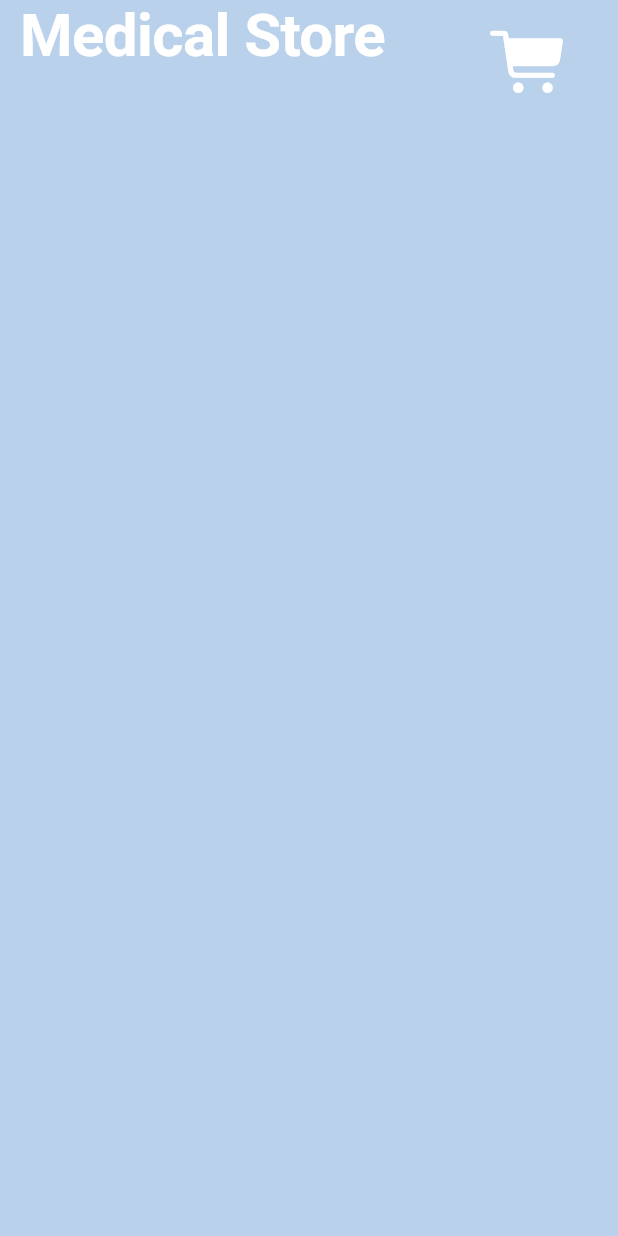
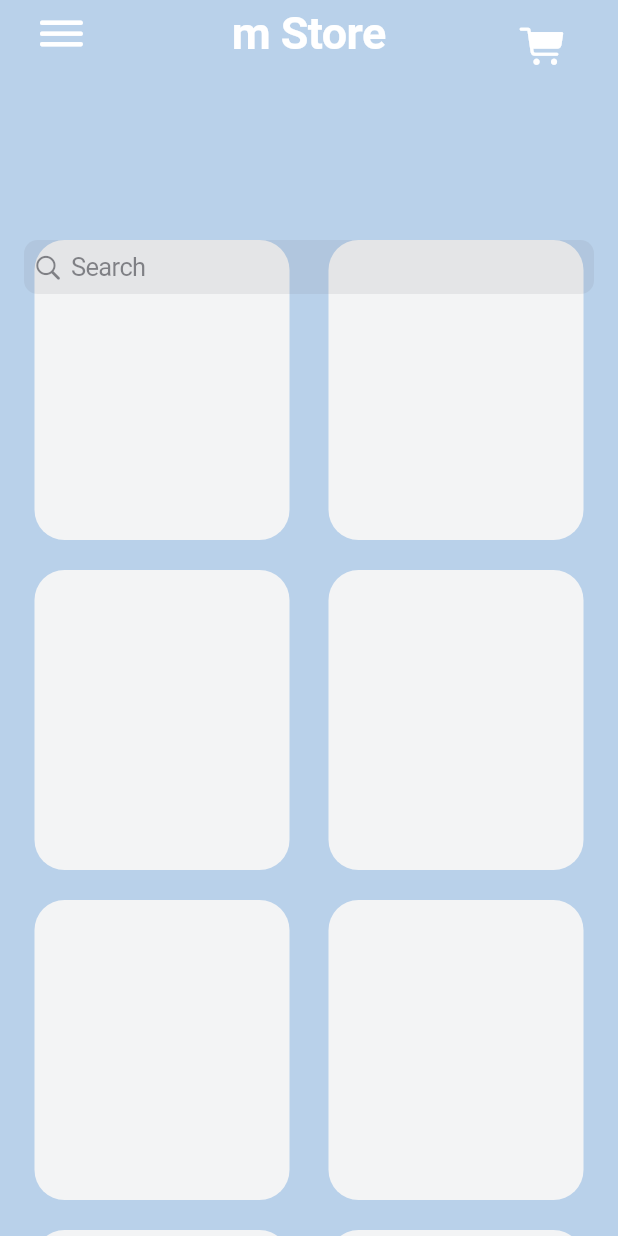
Before and after one commit to ElectroRG/CAC-Med-App, a Flutter app: the screen it shows after launch, on a phone screen of 412 x 824 dp. Run offline on Flutter 3.47's test engine with Material 3 defaults, Android fonts, the phone set to English and light mode, and no system bars; our stand-ins replace cached_network_image, carousel_slider, google_fonts.

Commit message:
half of med store is done

```diff
--- a/analysis_options.yaml
+++ b/analysis_options.yaml
@@ -7,6 +7,9 @@
 
 # The following line activates a set of recommended lints for Flutter apps,
 # packages, and plugins designed to encourage good coding practices.
+analyzer:
+  errors:
+    must_be_immutable: ignore ignore
 include: package:flutter_lints/flutter.yaml
 
 linter:
--- a/lib/AppBars/appbarMedShop.dart
+++ b/lib/AppBars/appbarMedShop.dart
@@ -1,43 +1,87 @@
 import 'package:flutter/cupertino.dart';
 import 'package:google_fonts/google_fonts.dart';
 
-class Appbar1 extends StatelessWidget
-    implements ObstructingPreferredSizeWidget {
-  const Appbar1({super.key, required this.height, this.onPressed});
+// ignore: must_be_immutable
+class Appbar1 extends StatelessWidget implements ObstructingPreferredSizeWidget {
+  Appbar1({
+    super.key,
+    required this.height,
+    this.onPressed,
+    required this.onDropdownChanged,
+    required this.dropdownItems, // List of dropdown items (Strings)
+  });
+
   final double height;
   final Function? onPressed;
+  final ValueChanged<String> onDropdownChanged; // Callback for dropdown selection
+  final List<String> dropdownItems; // List of items for the dropdown
+
+  TextEditingController searchBar = TextEditingController();
 
   @override
   Widget build(BuildContext context) {
-    return ClipRRect(
-      borderRadius: const BorderRadius.only(
-          bottomLeft: Radius.circular(20), bottomRight: Radius.circular(20)),
-      child: Container(
-        height: height,
-        child: CupertinoNavigationBar(
-          trailing: CupertinoButton(
+    return Column(
+      children: [
+        Container(
+          height: height,
+          child: CupertinoNavigationBar(
+            backgroundColor: const Color.fromRGBO(103, 150, 198, 100),
+            leading: SizedBox(
+                width: 50, // or an appropriate value for the button size
+                child: CupertinoButton(
+                  padding: EdgeInsets.zero,
+                  onPressed: () {
+                    showCupertinoModalPopup<void>(
+                      context: context,
+                      builder: (BuildContext context) => Container(
+                        height: 250,
+                        color: CupertinoColors.systemBackground.resolveFrom(context),
+                        child: CupertinoPicker(
+                          itemExtent: 32.0,
+                          onSelectedItemChanged: (int index) {
+                            onDropdownChanged(dropdownItems[index]);
+                          },
+                          children: dropdownItems
+                              .map((item) => Center(child: Text(item)))
+                              .toList(),
+                        ),
+                      ),
+                    );
+                  },
+                  child: Icon(CupertinoIcons.bars, color: CupertinoColors.white, size: 40,),
+                ),
+              ),
+            trailing: CupertinoButton(
               borderRadius: BorderRadius.all(Radius.circular(20)),
               child: const Icon(
                 CupertinoIcons.cart_fill,
-                size: 50,
+                size: 30,
                 color: CupertinoColors.white,
               ),
               onPressed: () {
                 if (onPressed != null) onPressed!();
-              }),
-          middle: Align(
-            alignment: const Alignment(-0.7, 0),
-            child: Text(
-              'Medical Store',
+              },
+            ),
+            middle: Text(
+              'm Store',
               style: GoogleFonts.eduVicWaNtBeginner(
-                  fontSize: 40,
-                  fontWeight: FontWeight.bold,
-                  color: CupertinoColors.white),
+                fontSize: 30,
+                fontWeight: FontWeight.bold,
+                color: CupertinoColors.white,
+              ),
             ),
           ),
-          backgroundColor: Color.fromRGBO(103, 150, 198, 100),
         ),
-      ),
+        // Search bar section below the title
+        Padding(
+          padding: const EdgeInsets.symmetric(horizontal: 16.0, vertical: 10.0),
+          child: CupertinoSearchTextField(
+            controller: searchBar,
+            placeholder: 'Search',
+            style: const TextStyle(color: CupertinoColors.black),
+          ),
+        ),
+      ],
     );
   }
 
--- /dev/null
+++ b/lib/Medstore/med_shop_page.dart
@@ -0,0 +1,80 @@
+import 'package:cac_med_app/AppBars/appbarMedShop.dart';
+import 'package:cac_med_app/components/med_Store_item_icons.dart';
+import 'package:flutter/cupertino.dart';
+
+
+class Medshop extends StatelessWidget {
+  const Medshop({super.key});
+
+  @override
+  Widget build(BuildContext context) {
+    List<String> dropdownItems = [
+      'Home','prescribed','over the counter'
+    ];
+
+    return CupertinoPageScaffold(
+      navigationBar: Appbar1(
+        height: 150,
+        dropdownItems: dropdownItems, // Provide dropdown items
+        onDropdownChanged: (value) {
+          // Handle dropdown change
+          print('Selected item: $value');
+        },
+        onPressed: () {
+          // Handle cart button press
+          print('Cart button pressed');
+        },
+      ),
+      backgroundColor: const Color.fromRGBO(185, 209, 234, 1),
+      child: CupertinoScrollbar(
+        child: SingleChildScrollView(
+          child: Column(
+            mainAxisAlignment: MainAxisAlignment.start,
+            children: [
+              Padding(
+                padding: const EdgeInsets.all(10.0),
+                child: Row(
+                  mainAxisAlignment: MainAxisAlignment.spaceAround,
+                  children: [
+                    MedStoreItemIcons(name: 'name'),
+                    MedStoreItemIcons(name: 'p'),
+                  ],
+                ),
+              ),
+              Padding(
+                padding: const EdgeInsets.all(10.0),
+                child: Row(
+                  mainAxisAlignment: MainAxisAlignment.spaceAround,
+                  children: [
+                    MedStoreItemIcons(name: 'name'),
+                    MedStoreItemIcons(name: 'p'),
+                  ],
+                ),
+              ),
+              Padding(
+                padding: const EdgeInsets.all(10.0),
+                child: Row(
+                  mainAxisAlignment: MainAxisAlignment.spaceAround,
+                  children: [
+                    MedStoreItemIcons(name: 'name'),
+                    MedStoreItemIcons(name: 'p'),
+                  ],
+                ),
+              ),
+              Padding(
+                padding: const EdgeInsets.all(10.0),
+                child: Row(
+                  mainAxisAlignment: MainAxisAlignment.spaceAround,
+                  children: [
+                    MedStoreItemIcons(name: 'name'),
+                    MedStoreItemIcons(name: 'p'),
+                  ],
+                ),
+              )
+            ],
+          ),
+        ),
+      )
+    );
+  }
+}
--- a/lib/Pages/med_shop_page.dart
+++ /dev/null
@@ -1,20 +0,0 @@
-import 'package:cac_med_app/AppBars/appbarMedShop.dart';
-import 'package:flutter/cupertino.dart';
-import 'package:flutter/material.dart';
-
-class Medshop extends StatelessWidget {
-  const Medshop({super.key});
-
-  @override
-  Widget build(BuildContext context) {
-    return CupertinoPageScaffold(
-      navigationBar: Appbar1(
-        height: 170,
-      ),
-      backgroundColor: const Color.fromRGBO(185, 209, 234, 1),
-      child: Container(
-
-      )
-    );
-  }
-}
--- /dev/null
+++ b/lib/components/med_Store_item_icons.dart
@@ -0,0 +1,20 @@
+import 'package:flutter/cupertino.dart';
+
+class MedStoreItemIcons extends StatelessWidget{
+  MedStoreItemIcons({super.key, required this.name, this.image_url});
+  final String name;
+  var image_url;
+
+
+  @override
+  Widget build(BuildContext){
+    return Container(
+      height: 200,
+      width: 170,
+      decoration: BoxDecoration(
+        color: Color.fromRGBO(243, 244, 245, 1),
+        borderRadius: BorderRadius.circular(20)
+      ),
+    );
+  }
+}
--- a/lib/main.dart
+++ b/lib/main.dart
@@ -1,4 +1,4 @@
-import 'package:cac_med_app/Pages/med_shop_page.dart';
+import 'package:cac_med_app/Medstore/med_shop_page.dart';
 //import 'package:cac_med_app/pages/splash_page.dart';
 import 'package:flutter/cupertino.dart';
 
--- a/pubspec.yaml
+++ b/pubspec.yaml
@@ -36,6 +36,7 @@ dependencies:
   # Use with the CupertinoIcons class for iOS style icons.
   cupertino_icons: ^1.0.6
   google_fonts: ^6.2.1
+  dropdown_button2: ^2.3.9
   cached_network_image: ^3.4.1
   carousel_slider: ^5.0.0
 
```
Also changed, not shown: lib/Medstore/over_the_counter.dart (added), pubspec.lock.
